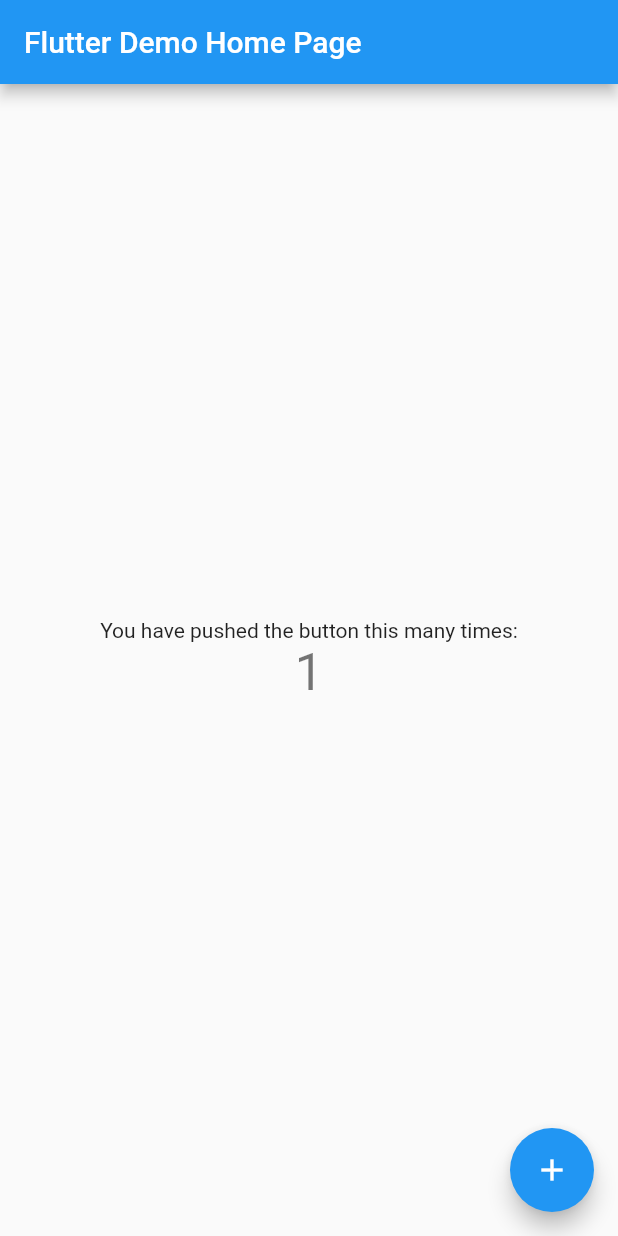
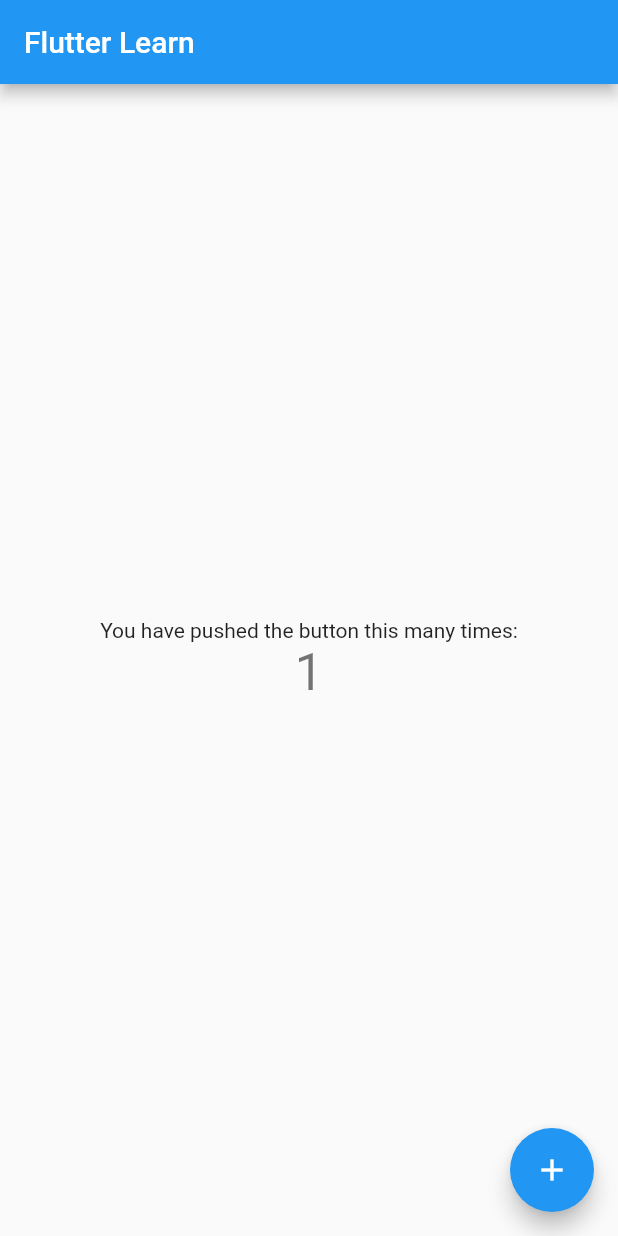
Before and after one commit to Moshimol/Flutter_Learn, a Flutter app: the screen it shows after launch, after a tap on the "add" icon, on a phone screen of 412 x 824 dp. Run offline on Flutter 3.47's test engine with Material 2 defaults, Android fonts, the phone set to English and light mode, and no system bars.

Commit message:
修改项目
Signed-off-by: lushitong <lushitong@qq.com>

```diff
--- a/lib/main.dart
+++ b/lib/main.dart
@@ -1,47 +1,23 @@
 import 'package:flutter/material.dart';
 
-void main() {
-  runApp(MyApp());
-}
+void main() => runApp(MyApp());
 
 class MyApp extends StatelessWidget {
-  // This widget is the root of your application.
   @override
   Widget build(BuildContext context) {
     return MaterialApp(
       title: 'Flutter Demo',
+      debugShowCheckedModeBanner: false,
       theme: ThemeData(
-        // This is the theme of your application.
-        //
-        // Try running your application with "flutter run". You'll see the
-        // application has a blue toolbar. Then, without quitting the app, try
-        // changing the primarySwatch below to Colors.green and then invoke
-        // "hot reload" (press "r" in the console where you ran "flutter run",
-        // or simply save your changes to "hot reload" in a Flutter IDE).
-        // Notice that the counter didn't reset back to zero; the application
-        // is not restarted.
         primarySwatch: Colors.blue,
-        // This makes the visual density adapt to the platform that you run
-        // the app on. For desktop platforms, the controls will be smaller and
-        // closer together (more dense) than on mobile platforms.
-        visualDensity: VisualDensity.adaptivePlatformDensity,
       ),
-      home: MyHomePage(title: 'Flutter Demo Home Page'),
+      home: MyHomePage(title: 'Flutter Learn'),
     );
   }
 }
 
 class MyHomePage extends StatefulWidget {
   MyHomePage({Key key, this.title}) : super(key: key);
-
-  // This widget is the home page of your application. It is stateful, meaning
-  // that it has a State object (defined below) that contains fields that affect
-  // how it looks.
-
-  // This class is the configuration for the state. It holds the values (in this
-  // case the title) provided by the parent (in this case the App widget) and
-  // used by the build method of the State. Fields in a Widget subclass are
-  // always marked "final".
 
   final String title;
 
@@ -54,47 +30,18 @@ class _MyHomePageState extends State<MyHomePage> {
 
   void _incrementCounter() {
     setState(() {
-      // This call to setState tells the Flutter framework that something has
-      // changed in this State, which causes it to rerun the build method below
-      // so that the display can reflect the updated values. If we changed
-      // _counter without calling setState(), then the build method would not be
-      // called again, and so nothing would appear to happen.
       _counter++;
     });
   }
 
   @override
   Widget build(BuildContext context) {
-    // This method is rerun every time setState is called, for instance as done
-    // by the _incrementCounter method above.
-    //
-    // The Flutter framework has been optimized to make rerunning build methods
-    // fast, so that you can just rebuild anything that needs updating rather
-    // than having to individually change instances of widgets.
     return Scaffold(
       appBar: AppBar(
-        // Here we take the value from the MyHomePage object that was created by
-        // the App.build method, and use it to set our appbar title.
         title: Text(widget.title),
       ),
       body: Center(
-        // Center is a layout widget. It takes a single child and positions it
-        // in the middle of the parent.
         child: Column(
-          // Column is also a layout widget. It takes a list of children and
-          // arranges them vertically. By default, it sizes itself to fit its
-          // children horizontally, and tries to be as tall as its parent.
-          //
-          // Invoke "debug painting" (press "p" in the console, choose the
-          // "Toggle Debug Paint" action from the Flutter Inspector in Android
-          // Studio, or the "Toggle Debug Paint" command in Visual Studio Code)
-          // to see the wireframe for each widget.
-          //
-          // Column has various properties to control how it sizes itself and
-          // how it positions its children. Here we use mainAxisAlignment to
-          // center the children vertically; the main axis here is the vertical
-          // axis because Columns are vertical (the cross axis would be
-          // horizontal).
           mainAxisAlignment: MainAxisAlignment.center,
           children: <Widget>[
             Text(
@@ -102,7 +49,7 @@ class _MyHomePageState extends State<MyHomePage> {
             ),
             Text(
               '$_counter',
-              style: Theme.of(context).textTheme.headline4,
+              style: Theme.of(context).textTheme.display1,
             ),
           ],
         ),
```
